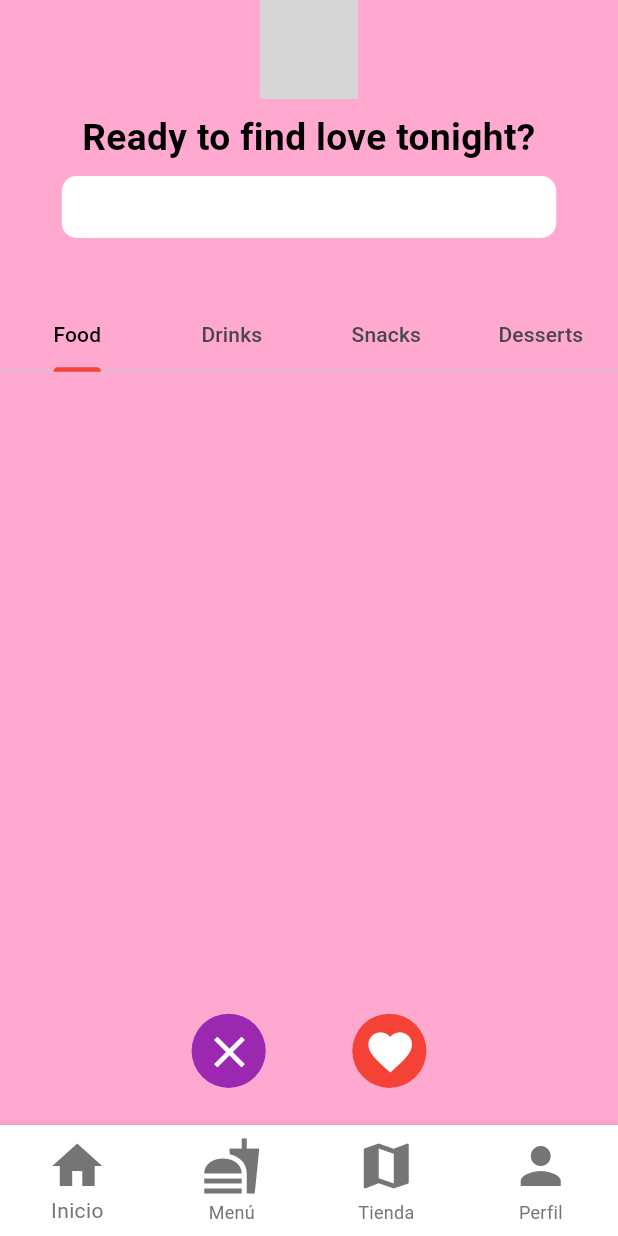
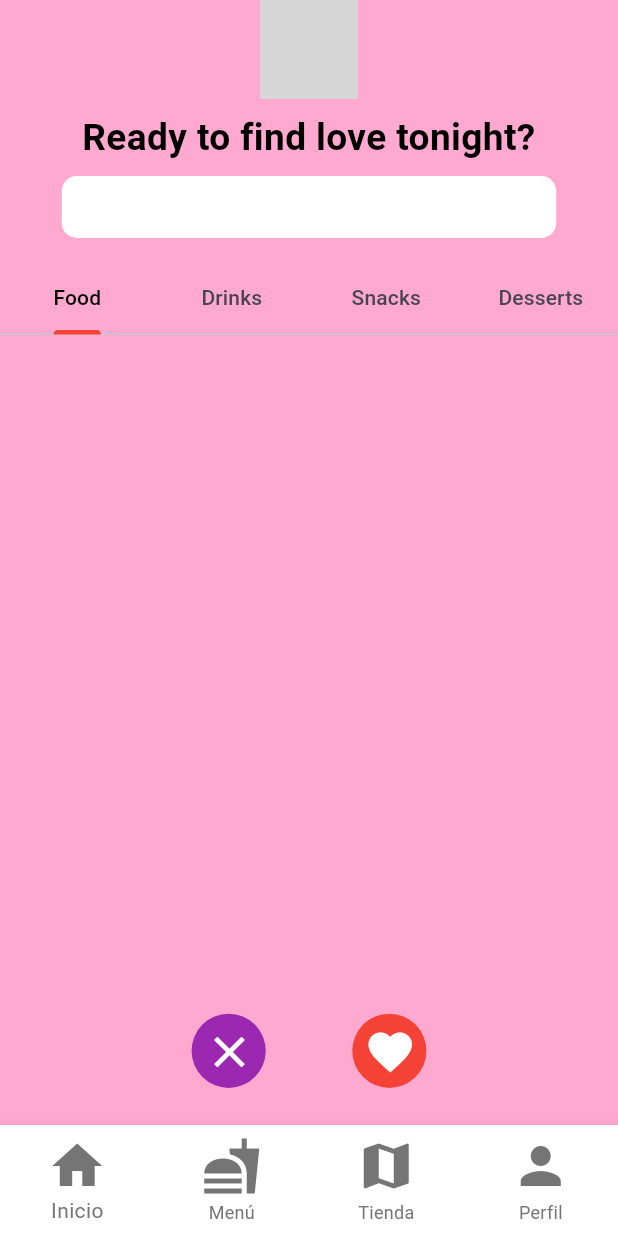
Before and after one commit to Brianpppp/proyecto_match, a Flutter app: the HomeScreen screen opened by its route, on a phone screen of 412 x 824 dp. Run offline on Flutter 3.47's test engine with Material 3 defaults, Android fonts, the phone set to English and light mode, and no system bars; our stand-ins replace cloud_firestore, firebase_auth, firebase_core; accounts and stored records are empty; grey boxes are pictures that could not be loaded.

Commit message:
home users

```diff
--- a/lib/screens/home_screen.dart
+++ b/lib/screens/home_screen.dart
@@ -122,7 +122,7 @@ class PhraseAndTexts extends StatelessWidget {
             }
           },
         ),
-        SizedBox(height: MediaQuery.of(context).size.height * 0.05),
+        SizedBox(height: MediaQuery.of(context).size.height * 0.02),
       ],
     );
   }
@@ -280,7 +280,7 @@ Widget _buildUsernameWidget(BuildContext context, User user) {
           return Container(
             width: double.infinity,
             height: MediaQuery.of(context).size.height * 0.05,
-            margin: EdgeInsets.symmetric(horizontal: MediaQuery.of(context).size.width * 0.1),
+            margin: EdgeInsets.symmetric(horizontal: MediaQuery.of(context).size.width * 0.2),
             decoration: BoxDecoration(
               color: Colors.white,
               borderRadius: BorderRadius.circular(10),
```
